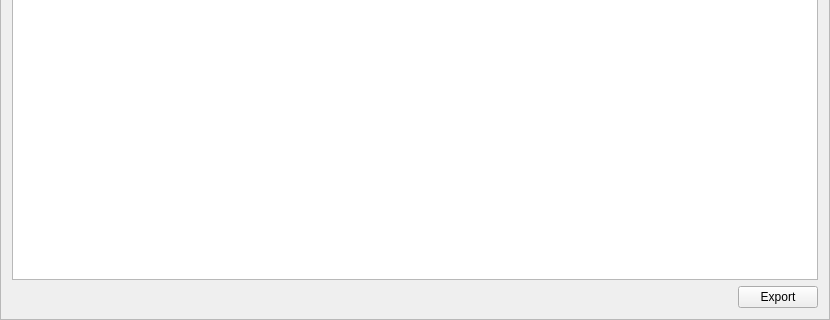
Qt form src/gui/ui/transactionsframe.ui (mygirl8893/Catalyst-Classic-3.0.4) before a commit; both pictures show x 0 to 830 and y 294 to 614 of the 830 by 614 pixel window.
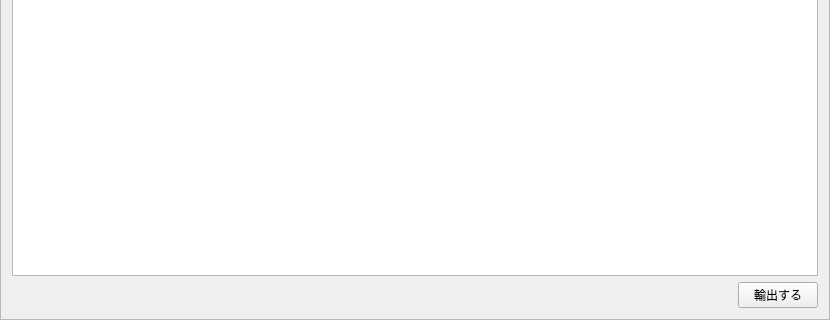
The same form after that commit. Icons and pictures are not drawn.

What changed in the file:
```diff
--- a/src/gui/ui/transactionsframe.ui
+++ b/src/gui/ui/transactionsframe.ui
@@ -69,7 +69,7 @@
      <item>
       <widget class="QPushButton" name="m_csvButton">
        <property name="text">
-        <string>Export</string>
+        <string>輸出する</string>
        </property>
        <property name="icon">
         <iconset resource="../../resources.qrc">
```
